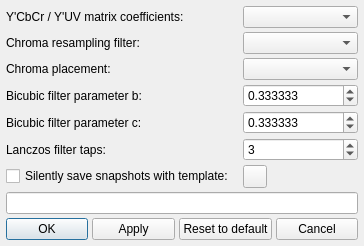
Before: the Qt Designer form vsedit/src/preview/preview_advanced_settings_dialog.ui in YomikoR/VapourSynth-Editor, drawn with Qt 5.
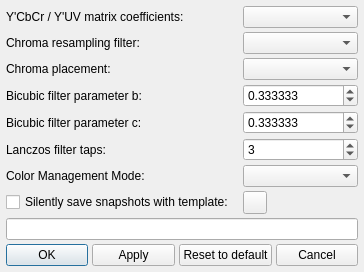
After: the same form once the commit is applied. Icons and pictures are not drawn.

Commit message: Add UI ComboBox for CM available modes (as planned) are None (default) / sRGB / 709 (with BT.1886 EOTF)

```diff
--- a/vsedit/src/preview/preview_advanced_settings_dialog.ui
+++ b/vsedit/src/preview/preview_advanced_settings_dialog.ui
@@ -118,7 +118,17 @@
      </property>
     </widget>
    </item>
-   <item row="8" column="0" colspan="2">
+   <item row="6" column="1">
+    <widget class="QComboBox" name="colorManagementModeComboBox"/>
+   </item>
+   <item row="6" column="0">
+    <widget class="QLabel" name="label_cm">
+     <property name="text">
+      <string>Color Management Mode:</string>
+     </property>
+    </widget>
+   </item>
+   <item row="9" column="0" colspan="2">
     <layout class="QHBoxLayout" name="horizontalLayout">
      <item>
       <widget class="QPushButton" name="okButton">
@@ -166,14 +176,14 @@
      </property>
     </widget>
    </item>
-   <item row="6" column="0">
+   <item row="7" column="0">
     <widget class="QCheckBox" name="silentSnapshotCheckBox">
      <property name="text">
       <string>Silently save snapshots with template:</string>
      </property>
     </widget>
    </item>
-   <item row="6" column="1">
+   <item row="7" column="1">
     <widget class="QToolButton" name="argumentsHelpButton">
      <property name="text">
      </property>
@@ -183,7 +193,7 @@
      </property>
     </widget>
    </item>
-   <item row="7" column="0" colspan="2">
+   <item row="8" column="0" colspan="2">
     <widget class="QLineEdit" name="saveSnapshotTemplateLineEdit">
     </widget>
    </item>
```
The commit also changes 8 other files.
